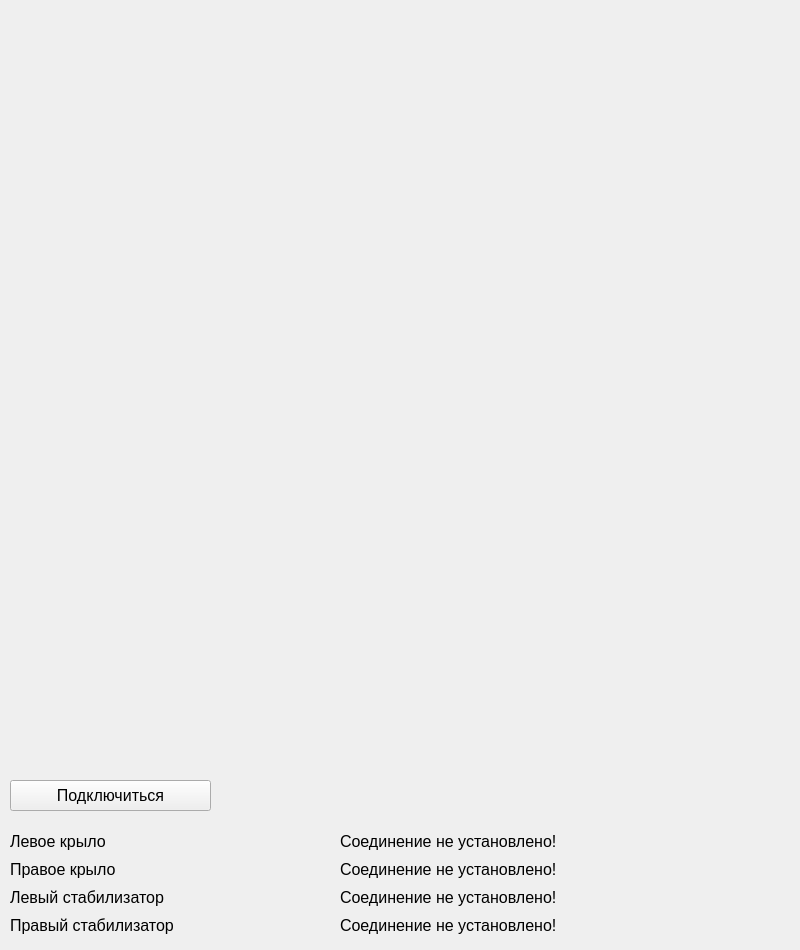
Qt form src/gui/res/mainwindow.ui (Hryapusek/airplane-python) before a commit.
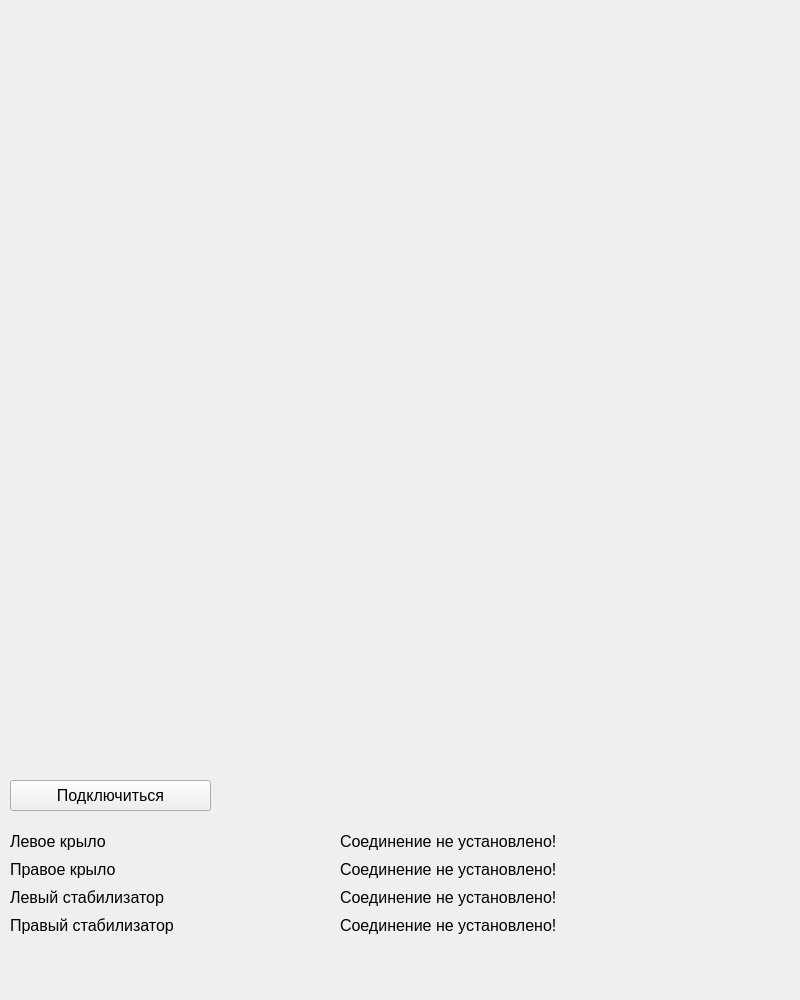
The same form after that commit.

Diff of the .ui file:
```diff
--- a/src/gui/res/mainwindow.ui
+++ b/src/gui/res/mainwindow.ui
@@ -7,7 +7,7 @@
     <x>0</x>
     <y>0</y>
     <width>800</width>
-    <height>950</height>
+    <height>1000</height>
    </rect>
   </property>
   <property name="windowTitle">
```
